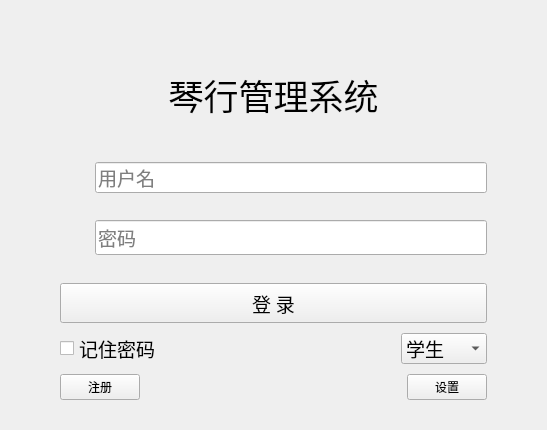
Qt form signin.ui (RodinYTY/PSMS) before a commit.
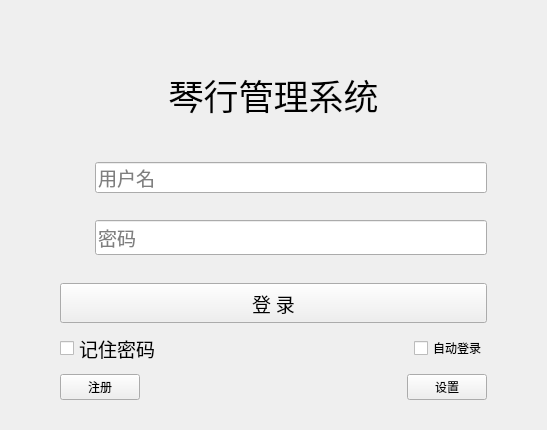
The same form after that commit. Icons and pictures are not drawn.

Commit message: 🚩完善注册界面

The edit to the form file:
```diff
--- a/signin.ui
+++ b/signin.ui
@@ -243,27 +243,13 @@
          </spacer>
         </item>
         <item>
-         <widget class="QComboBox" name="role">
-          <property name="font">
-           <font>
-            <pointsize>14</pointsize>
-           </font>
+         <widget class="QCheckBox" name="auto_2">
+          <property name="text">
+           <string>自动登录</string>
           </property>
-          <item>
-           <property name="text">
-            <string>学生</string>
-           </property>
-          </item>
-          <item>
-           <property name="text">
-            <string>老师</string>
-           </property>
-          </item>
-          <item>
-           <property name="text">
-            <string>管理员</string>
-           </property>
-          </item>
+          <property name="checked">
+           <bool>false</bool>
+          </property>
          </widget>
         </item>
        </layout>
```
Left out of the diff: 6 changed lines with no effect on the pictures. The commit also changes 7 other files.
